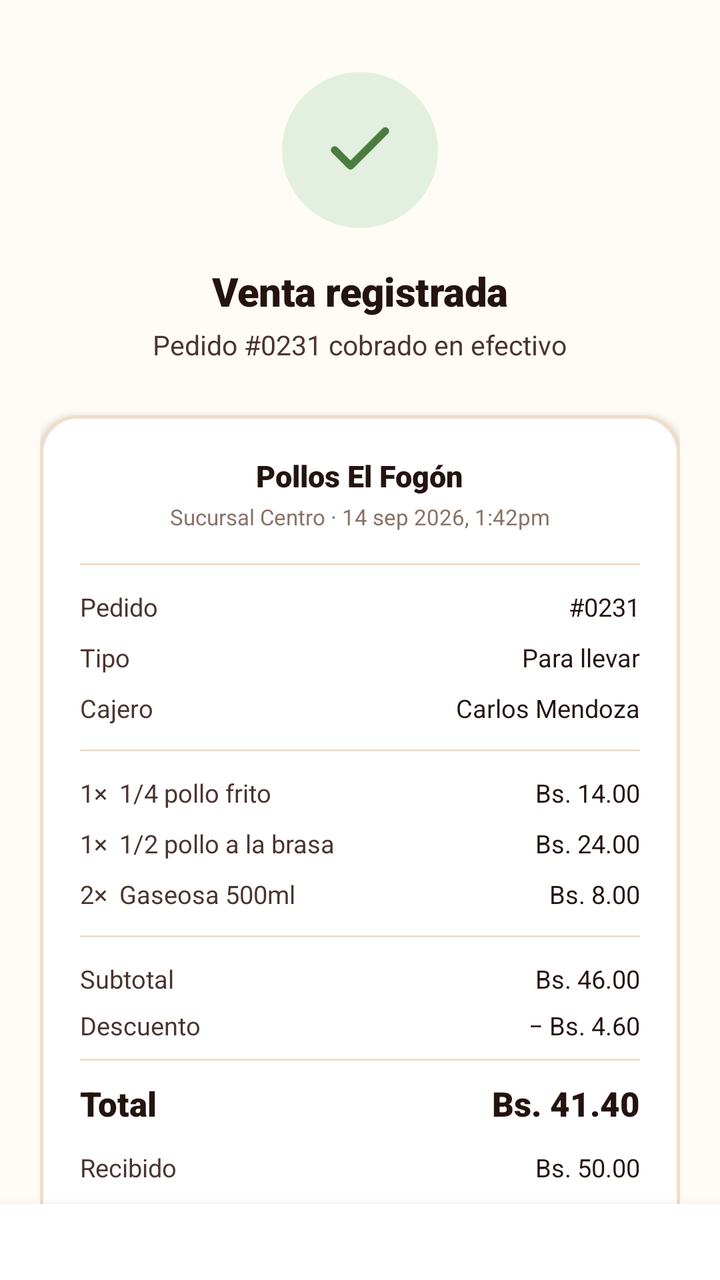
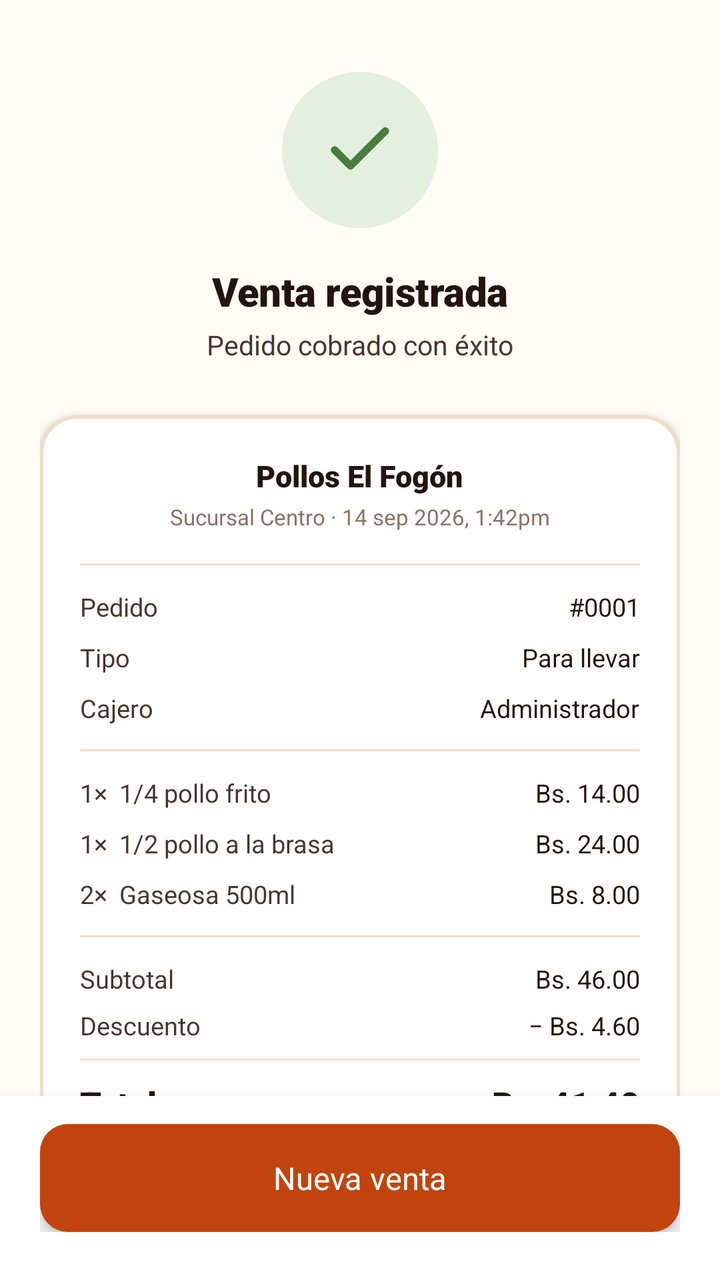

Two renders of the same Android screen: before a commit and after it. Below are the layout's source before the change and the commit's diff.
<!-- AndroidManifest.xml: application theme Theme.Pollogithub -->
<!-- res/layout/activity_recibo.xml -->
<?xml version="1.0" encoding="utf-8"?>
<androidx.constraintlayout.widget.ConstraintLayout xmlns:android="http://schemas.android.com/apk/res/android"
    xmlns:app="http://schemas.android.com/apk/res-auto"
    xmlns:tools="http://schemas.android.com/tools"
    android:id="@+id/mainRecibo"
    android:layout_width="match_parent"
    android:layout_height="match_parent"
    android:background="@color/paper_50"
    tools:context=".ReciboActivity">

    
    <androidx.core.widget.NestedScrollView
        android:layout_width="match_parent"
        android:layout_height="0dp"
        android:clipToPadding="false"
        android:paddingBottom="20dp"
        app:layout_constraintBottom_toTopOf="@id/footerRecibo"
        app:layout_constraintTop_toTopOf="parent">

        <LinearLayout
            android:layout_width="match_parent"
            android:layout_height="wrap_content"
            android:gravity="center_horizontal"
            android:orientation="vertical"
            android:paddingHorizontal="20dp"
            android:paddingTop="36dp">

            
            <FrameLayout
                android:layout_width="78dp"
                android:layout_height="78dp"
                android:layout_marginBottom="18dp"
                android:background="@drawable/bg_check_circle">

                <ImageView
                    android:layout_width="38dp"
                    android:layout_height="38dp"
                    android:layout_gravity="center"
                    android:contentDescription="@string/title_receipt_success"
                    android:src="@drawable/ic_check_green" />
            </FrameLayout>

            
            <TextView
                android:id="@+id/tvTitleReceipt"
                android:textAppearance="@style/TextAppearance.Pollo.Title.Large"
                android:layout_width="wrap_content"
                android:layout_height="wrap_content"
                android:text="@string/title_receipt_success" />

            
            <TextView
                android:id="@+id/tvSubtitleReceipt"
                android:textAppearance="@style/TextAppearance.Pollo.Subtitle.Emphasis"
                android:layout_width="wrap_content"
                android:layout_height="wrap_content"
                android:layout_marginTop="@dimen/spacing_xs"
                android:layout_marginBottom="26dp"
                android:text="Pedido #0231 cobrado en efectivo" />

            
            <LinearLayout
                android:id="@+id/receiptCard"
                android:layout_width="match_parent"
                android:layout_height="wrap_content"
                android:background="@drawable/bg_receipt_card"
                android:elevation="2dp"
                android:orientation="vertical"
                android:padding="20dp">

                
                <LinearLayout
                    android:layout_width="match_parent"
                    android:layout_height="wrap_content"
                    android:gravity="center_horizontal"
                    android:orientation="vertical"
                    android:paddingBottom="16dp">

                    <TextView
                        android:id="@+id/tvReceiptBizName"
                        android:layout_width="wrap_content"
                        android:layout_height="wrap_content"
                        android:fontFamily="sans-serif-black"
                        android:text="@string/receipt_biz_name"
                        android:textColor="@color/char_900"
                        android:textSize="15sp" />

                    <TextView
                        android:id="@+id/tvReceiptMeta"
                        android:layout_width="wrap_content"
                        android:layout_height="wrap_content"
                        android:layout_marginTop="3dp"
                        android:fontFamily="sans-serif"
                        android:text="Sucursal Centro · 14 sep 2026, 1:42pm"
                        android:textColor="@color/char_400"
                        android:textSize="11sp" />
                </LinearLayout>

                <View
                    android:layout_width="match_parent"
                    android:layout_height="1dp"
                    android:background="@color/line_color" />

                
                <LinearLayout
                    android:layout_width="match_parent"
                    android:layout_height="wrap_content"
                    android:orientation="vertical"
                    android:paddingVertical="12dp">

                    <RelativeLayout
                        android:layout_width="match_parent"
                        android:layout_height="wrap_content"
                        android:layout_marginBottom="8dp">

                        <TextView
                            android:layout_width="wrap_content"
                            android:layout_height="wrap_content"
                            android:fontFamily="sans-serif"
                            android:text="@string/receipt_label_order"
                            android:textColor="@color/char_700"
                            android:textSize="12.5sp" />

                        <TextView
                            android:id="@+id/tvReceiptOrderNum"
                            android:layout_width="wrap_content"
                            android:layout_height="wrap_content"
                            android:layout_alignParentEnd="true"
                            android:fontFamily="sans-serif-bold"
                            android:text="#0231"
                            android:textColor="@color/char_900"
                            android:textSize="12.5sp" />
                    </RelativeLayout>

                    <RelativeLayout
                        android:layout_width="match_parent"
                        android:layout_height="wrap_content"
                        android:layout_marginBottom="8dp">

                        <TextView
                            android:layout_width="wrap_content"
                            android:layout_height="wrap_content"
                            android:fontFamily="sans-serif"
                            android:text="@string/receipt_label_type"
                            android:textColor="@color/char_700"
                            android:textSize="12.5sp" />

                        <TextView
                            android:id="@+id/tvReceiptOrderType"
                            android:layout_width="wrap_content"
                            android:layout_height="wrap_content"
                            android:layout_alignParentEnd="true"
                            android:fontFamily="sans-serif-bold"
                            android:text="@string/receipt_type_takeaway"
                            android:textColor="@color/char_900"
                            android:textSize="12.5sp" />
                    </RelativeLayout>

                    <RelativeLayout
                        android:layout_width="match_parent"
                        android:layout_height="wrap_content">

                        <TextView
                            android:layout_width="wrap_content"
                            android:layout_height="wrap_content"
                            android:fontFamily="sans-serif"
                            android:text="@string/receipt_label_cashier"
                            android:textColor="@color/char_700"
                            android:textSize="12.5sp" />

                        <TextView
                            android:id="@+id/tvReceiptCashier"
                            android:layout_width="wrap_content"
                            android:layout_height="wrap_content"
                            android:layout_alignParentEnd="true"
                            android:fontFamily="sans-serif-bold"
                            android:text="Carlos Mendoza"
                            android:textColor="@color/char_900"
                            android:textSize="12.5sp" />
                    </RelativeLayout>
                </LinearLayout>

                <View
                    android:layout_width="match_parent"
                    android:layout_height="1dp"
                    android:background="@color/line_color" />

                
                <LinearLayout
                    android:id="@+id/layoutReceiptItems"
                    android:layout_width="match_parent"
                    android:layout_height="wrap_content"
                    android:orientation="vertical"
                    android:paddingVertical="12dp">

                    <RelativeLayout
                        android:layout_width="match_parent"
                        android:layout_height="wrap_content"
                        android:layout_marginBottom="8dp">

                        <TextView
                            android:layout_width="wrap_content"
                            android:layout_height="wrap_content"
                            android:fontFamily="sans-serif"
                            android:text="1×  1/4 pollo frito"
                            android:textColor="@color/char_700"
                            android:textSize="12.5sp" />

                        <TextView
                            android:layout_width="wrap_content"
                            android:layout_height="wrap_content"
                            android:layout_alignParentEnd="true"
                            android:fontFamily="sans-serif-bold"
                            android:text="Bs. 14.00"
                            android:textColor="@color/char_900"
                            android:textSize="12.5sp" />
                    </RelativeLayout>

                    <RelativeLayout
                        android:layout_width="match_parent"
                        android:layout_height="wrap_content"
                        android:layout_marginBottom="8dp">

                        <TextView
                            android:layout_width="wrap_content"
                            android:layout_height="wrap_content"
                            android:fontFamily="sans-serif"
                            android:text="1×  1/2 pollo a la brasa"
                            android:textColor="@color/char_700"
                            android:textSize="12.5sp" />

                        <TextView
                            android:layout_width="wrap_content"
                            android:layout_height="wrap_content"
                            android:layout_alignParentEnd="true"
                            android:fontFamily="sans-serif-bold"
                            android:text="Bs. 24.00"
                            android:textColor="@color/char_900"
                            android:textSize="12.5sp" />
                    </RelativeLayout>

                    <RelativeLayout
                        android:layout_width="match_parent"
                        android:layout_height="wrap_content">

                        <TextView
                            android:layout_width="wrap_content"
                            android:layout_height="wrap_content"
                            android:fontFamily="sans-serif"
                            android:text="2×  Gaseosa 500ml"
                            android:textColor="@color/char_700"
                            android:textSize="12.5sp" />

                        <TextView
                            android:layout_width="wrap_content"
                            android:layout_height="wrap_content"
                            android:layout_alignParentEnd="true"
                            android:fontFamily="sans-serif-bold"
                            android:text="Bs. 8.00"
                            android:textColor="@color/char_900"
                            android:textSize="12.5sp" />
                    </RelativeLayout>
                </LinearLayout>

                <View
                    android:layout_width="match_parent"
                    android:layout_height="1dp"
                    android:background="@color/line_color" />

                
                <LinearLayout
                    android:layout_width="match_parent"
                    android:layout_height="wrap_content"
                    android:orientation="vertical"
                    android:paddingTop="12dp">

                    <RelativeLayout
                        android:layout_width="match_parent"
                        android:layout_height="wrap_content"
                        android:layout_marginBottom="6dp">

                        <TextView
                            android:layout_width="wrap_content"
                            android:layout_height="wrap_content"
                            android:fontFamily="sans-serif"
                            android:text="@string/receipt_label_subtotal"
                            android:textColor="@color/char_700"
                            android:textSize="12.5sp" />

                        <TextView
                            android:id="@+id/tvReceiptSubtotal"
                            android:layout_width="wrap_content"
                            android:layout_height="wrap_content"
                            android:layout_alignParentEnd="true"
                            android:fontFamily="sans-serif"
                            android:text="Bs. 46.00"
                            android:textColor="@color/char_900"
                            android:textSize="12.5sp" />
                    </RelativeLayout>

                    <RelativeLayout
                        android:layout_width="match_parent"
                        android:layout_height="wrap_content"
                        android:layout_marginBottom="8dp">

                        <TextView
                            android:layout_width="wrap_content"
                            android:layout_height="wrap_content"
                            android:fontFamily="sans-serif"
                            android:text="@string/receipt_label_discount"
                            android:textColor="@color/char_700"
                            android:textSize="12.5sp" />

                        <TextView
                            android:id="@+id/tvReceiptDiscount"
                            android:layout_width="wrap_content"
                            android:layout_height="wrap_content"
                            android:layout_alignParentEnd="true"
                            android:fontFamily="sans-serif"
                            android:text="− Bs. 4.60"
                            android:textColor="@color/char_900"
                            android:textSize="12.5sp" />
                    </RelativeLayout>

                    <View
                        android:layout_width="match_parent"
                        android:layout_height="1dp"
                        android:background="@color/line_color" />

                    
                    <RelativeLayout
                        android:layout_width="match_parent"
                        android:layout_height="wrap_content"
                        android:layout_marginTop="10dp"
                        android:layout_marginBottom="12dp">

                        <TextView
                            android:layout_width="wrap_content"
                            android:layout_height="wrap_content"
                            android:fontFamily="sans-serif-black"
                            android:text="@string/receipt_label_total"
                            android:textColor="@color/char_900"
                            android:textSize="17sp" />

                        <TextView
                            android:id="@+id/tvReceiptGrandTotal"
                            android:layout_width="wrap_content"
                            android:layout_height="wrap_content"
                            android:layout_alignParentEnd="true"
                            android:fontFamily="sans-serif-black"
                            android:text="Bs. 41.40"
                            android:textColor="@color/char_900"
                            android:textSize="17sp" />
                    </RelativeLayout>

                    <RelativeLayout
                        android:layout_width="match_parent"
                        android:layout_height="wrap_content"
                        android:layout_marginBottom="6dp">

                        <TextView
                            android:layout_width="wrap_content"
                            android:layout_height="wrap_content"
                            android:fontFamily="sans-serif"
                            android:text="@string/receipt_label_received"
                            android:textColor="@color/char_700"
                            android:textSize="12.5sp" />

                        <TextView
                            android:id="@+id/tvReceiptAmountReceived"
                            android:layout_width="wrap_content"
                            android:layout_height="wrap_content"
                            android:layout_alignParentEnd="true"
                            android:fontFamily="sans-serif"
                            android:text="Bs. 50.00"
                            android:textColor="@color/char_900"
                            android:textSize="12.5sp" />
                    </RelativeLayout>

                    <RelativeLayout
                        android:layout_width="match_parent"
                        android:layout_height="wrap_content">

                        <TextView
                            android:layout_width="wrap_content"
                            android:layout_height="wrap_content"
                            android:fontFamily="sans-serif"
                            android:text="@string/receipt_label_change"
                            android:textColor="@color/char_700"
                            android:textSize="12.5sp" />

                        <TextView
                            android:id="@+id/tvReceiptChange"
                            android:layout_width="wrap_content"
                            android:layout_height="wrap_content"
                            android:layout_alignParentEnd="true"
                            android:fontFamily="sans-serif"
                            android:text="Bs. 8.60"
                            android:textColor="@color/char_900"
                            android:textSize="12.5sp" />
                    </RelativeLayout>
                </LinearLayout>
            </LinearLayout>

            
            <LinearLayout
                android:layout_width="match_parent"
                android:layout_height="wrap_content"
                android:layout_marginTop="22dp"
                android:orientation="horizontal">

                <androidx.appcompat.widget.AppCompatButton
                    android:id="@+id/btnPrintReceipt"
                    style="@style/Widget.Pollo.Button.Outline"
                    android:layout_width="0dp"
                    android:layout_marginEnd="10dp"
                    android:layout_weight="1"
                    android:drawableStart="@drawable/ic_printer"
                    android:drawablePadding="8dp"
                    android:text="@string/btn_print" />

                <androidx.appcompat.widget.AppCompatButton
                    android:id="@+id/btnWhatsappReceipt"
                    style="@style/Widget.Pollo.Button.Outline"
                    android:layout_width="0dp"
                    android:layout_weight="1"
                    android:drawableStart="@drawable/ic_whatsapp"
                    android:drawablePadding="8dp"
                    android:text="@string/btn_whatsapp" />
            </LinearLayout>

        </LinearLayout>
    </androidx.core.widget.NestedScrollView>

    
    <FrameLayout
        android:id="@+id/footerRecibo"
        android:layout_width="match_parent"
        android:layout_height="wrap_content"
        android:background="@color/white"
        android:elevation="8dp"
        android:paddingHorizontal="20dp"
        android:paddingTop="14dp"
        android:paddingBottom="24dp"
        app:layout_constraintBottom_toBottomOf="parent"
        app:layout_constraintEnd_toEndOf="parent"
        app:layout_constraintStart_toStartOf="parent">

        <androidx.appcompat.widget.AppCompatButton
            android:id="@+id/btnNewSale"
            style="@style/Widget.Pollo.Button.Primary.Hero"
            android:layout_width="match_parent"
            android:text="@string/btn_new_sale" />
    </FrameLayout>

</androidx.constraintlayout.widget.ConstraintLayout>
<!-- resources referenced by this layout -->
<resources>
  <color name="char_400">#8A7266</color>
  <color name="char_700">#4A352E</color>
  <color name="char_900">#241410</color>
  <color name="line_color">#F0DDC9</color>
  <color name="paper_50">#FFFBF5</color>
  <color name="white">#FFFFFFFF</color>
  <dimen name="spacing_xs">4dp</dimen>
  <!-- drawable bg_check_circle (drawable) -->
  <?xml version="1.0" encoding="utf-8"?>
  <shape xmlns:android="http://schemas.android.com/apk/res/android"
      android:shape="oval">
      <solid android:color="@color/ok_100" />
  </shape>
  <!-- drawable bg_receipt_card (drawable) -->
  <?xml version="1.0" encoding="utf-8"?>
  <shape xmlns:android="http://schemas.android.com/apk/res/android"
      android:shape="rectangle">
      <solid android:color="@color/white" />
      <stroke
          android:width="1.5dp"
          android:color="@color/line_color" />
      <corners android:radius="18dp" />
  </shape>
  <string name="btn_new_sale">Nueva venta</string>
  <string name="btn_print">Imprimir</string>
  <string name="btn_whatsapp">Enviar WhatsApp</string>
  <string name="receipt_biz_name">Pollos El Fogón</string>
  <string name="receipt_label_cashier">Cajero</string>
  <string name="receipt_label_change">Vuelto</string>
  <string name="receipt_label_discount">Descuento</string>
  <string name="receipt_label_order">Pedido</string>
  <string name="receipt_label_received">Recibido</string>
  <string name="receipt_label_subtotal">Subtotal</string>
  <string name="receipt_label_total">Total</string>
  <string name="receipt_label_type">Tipo</string>
  <string name="receipt_type_takeaway">Para llevar</string>
  <string name="title_receipt_success">Venta registrada</string>
  <style name="TextAppearance.Pollo.Subtitle.Emphasis" parent="TextAppearance.Pollo">
          <item name="android:fontFamily">sans-serif</item>
          <item name="android:textColor">@color/char_700</item>
          <item name="android:textSize">@dimen/text_size_body</item>
      </style>
  <style name="TextAppearance.Pollo.Title.Large" parent="TextAppearance.Pollo.Title">
          <item name="android:fontFamily">sans-serif-black</item>
          <item name="android:textColor">@color/char_900</item>
          <item name="android:textSize">@dimen/text_size_title_large</item>
          <item name="android:letterSpacing">-0.01</item>
      </style>
  <style name="Widget.Pollo.Button.Primary.Hero" parent="Widget.Pollo.Button.Primary">
          <item name="android:minHeight">@dimen/btn_height_hero</item>
          <item name="android:textSize">15.5sp</item>
          <item name="android:elevation">@dimen/elevation_medium</item>
      </style>
  <style name="Theme.Pollogithub" parent="Base.Theme.Pollogithub" />
  <color name="ok_100">#E3F0DF</color>
  <style name="TextAppearance.Pollo" parent="android:TextAppearance" />
  <dimen name="text_size_body">13.5sp</dimen>
  <style name="TextAppearance.Pollo.Title" parent="TextAppearance.Pollo" />
  <dimen name="text_size_title_large">20sp</dimen>
  <style name="Widget.Pollo.Button" parent="Widget.AppCompat.Button" />
  <dimen name="text_size_btn_medium">13.5sp</dimen>
  <dimen name="spacing_l">16dp</dimen>
  <dimen name="btn_height_primary">52dp</dimen>
  <dimen name="btn_height_hero">54dp</dimen>
  <dimen name="elevation_medium">4dp</dimen>
  <!-- drawable bg_button_primary (drawable) -->
  <?xml version="1.0" encoding="utf-8"?>
  <ripple xmlns:android="http://schemas.android.com/apk/res/android"
      android:color="#33FFFFFF">
      <item>
          <shape android:shape="rectangle">
              <solid android:color="@color/ember_600" />
              <corners android:radius="14dp" />
          </shape>
      </item>
  </ripple>
  <dimen name="text_size_btn_primary">15sp</dimen>
  <dimen name="spacing_xl">20dp</dimen>
  <color name="ember_600">#C1440E</color>
  <color name="ember_100">#FFE4D1</color>
  <color name="ember_700">#9C2F0E</color>
  <!-- unchanged entries left out for length: 7 -->
</resources>

<!-- the commit's change to res/layout/activity_recibo.xml (unified diff, before → after) -->
@@ -56,7 +56,7 @@
                 android:layout_height="wrap_content"
                 android:layout_marginTop="@dimen/spacing_xs"
                 android:layout_marginBottom="26dp"
-                android:text="Pedido #0231 cobrado en efectivo" />
+                android:text="Pedido cobrado con éxito" />
 
             
             <LinearLayout
@@ -127,7 +127,7 @@
                             android:layout_height="wrap_content"
                             android:layout_alignParentEnd="true"
                             android:fontFamily="sans-serif-bold"
-                            android:text="#0231"
+                            android:text="#0001"
                             android:textColor="@color/char_900"
                             android:textSize="12.5sp" />
                     </RelativeLayout>
@@ -174,7 +174,7 @@
                             android:layout_height="wrap_content"
                             android:layout_alignParentEnd="true"
                             android:fontFamily="sans-serif-bold"
-                            android:text="Carlos Mendoza"
+                            android:text="Administrador"
                             android:textColor="@color/char_900"
                             android:textSize="12.5sp" />
                     </RelativeLayout>
@@ -413,6 +413,7 @@
                     android:id="@+id/btnPrintReceipt"
                     style="@style/Widget.Pollo.Button.Outline"
                     android:layout_width="0dp"
+                    android:layout_height="@dimen/btn_height_primary"
                     android:layout_marginEnd="10dp"
                     android:layout_weight="1"
                     android:drawableStart="@drawable/ic_printer"
@@ -423,6 +424,7 @@
                     android:id="@+id/btnWhatsappReceipt"
                     style="@style/Widget.Pollo.Button.Outline"
                     android:layout_width="0dp"
+                    android:layout_height="@dimen/btn_height_primary"
                     android:layout_weight="1"
                     android:drawableStart="@drawable/ic_whatsapp"
                     android:drawablePadding="8dp"
@@ -450,6 +452,7 @@
             android:id="@+id/btnNewSale"
             style="@style/Widget.Pollo.Button.Primary.Hero"
             android:layout_width="match_parent"
+            android:layout_height="@dimen/btn_height_hero"
             android:text="@string/btn_new_sale" />
     </FrameLayout>
 
